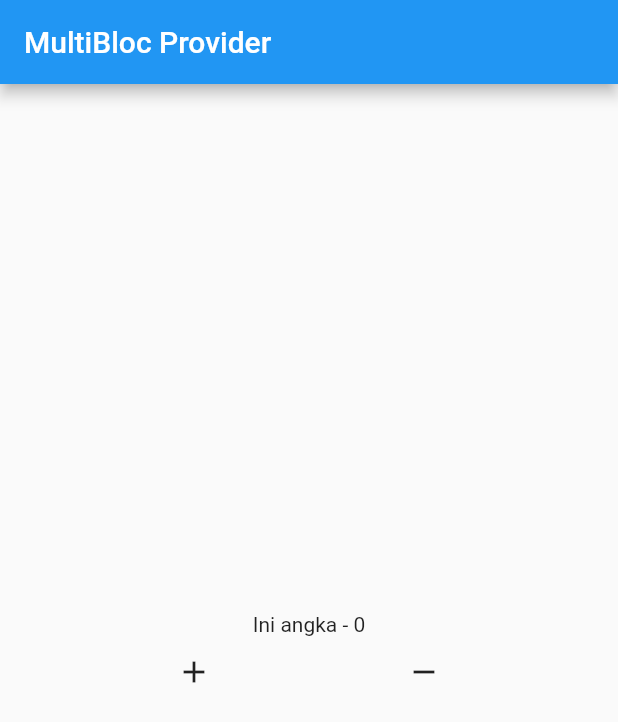
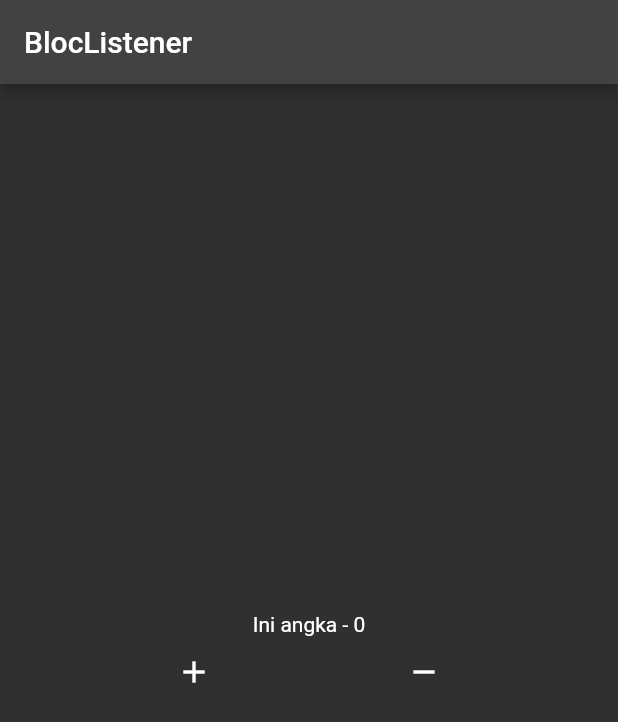
Before and after one commit to dikynugraha1111/state_bloc, a Flutter app: the screen it shows after launch, after a tap on the "add" icon, after a tap on the "remove" icon, on a phone screen of 412 x 824 dp. Shown: the top 722 px of the screen. Run offline on Flutter 3.47's test engine with Material 2 defaults, Android fonts, the phone set to English and light mode, and no system bars; our stand-ins replace bloc, flutter_bloc.

Commit message:
BloC Listener

```diff
--- a/lib/main.dart
+++ b/lib/main.dart
@@ -5,6 +5,8 @@ import 'package:try_bloc/meet_2/state/counter_bloc.dart';
 import 'package:try_bloc/meet_3/state/counter_bloc.dart';
 import 'package:try_bloc/meet_4/state/counter_bloc.dart';
 import 'package:try_bloc/meet_4/ui/home.dart';
+import 'package:try_bloc/meet_5/state/counter_bloc.dart';
+import 'package:try_bloc/meet_5/ui/home.dart';
 
 void main() {
   runApp(MyApp());
@@ -22,13 +24,19 @@ class MyApp extends StatelessWidget {
       providers: [
         BlocProvider(
           create: (context) => CounterBloc4(),
+        ),
+        BlocProvider(
+          create: (context) => CounterBloc5(),
+        ),
+        BlocProvider(
+          create: (context) => Mode(),
         )
       ],
-      child: BlocBuilder<CounterBloc4, int>(
+      child: BlocBuilder<CounterBloc5, int>(
         builder: (context, state) {
           return MaterialApp(
-            theme: context.read<CounterBloc4>().light ? light : dark,
-            home: const HomeMeet4(),
+            theme: context.watch<CounterBloc5>().light ? light : dark,
+            home: const HomeMeet5(),
           );
         },
       ),
--- /dev/null
+++ b/lib/meet_5/state/counter_bloc.dart
@@ -0,0 +1,31 @@
+import 'package:flutter_bloc/flutter_bloc.dart';
+
+class CounterBloc5 extends Cubit<int> {
+  CounterBloc5() : super(0);
+
+  int _counter = 0;
+  get counter => _counter;
+  bool _light = true;
+  get light => _light;
+
+  void add() {
+    _counter++;
+    emit(_counter);
+  }
+
+  void minus() {
+    _counter--;
+    emit(_counter);
+  }
+
+  void cMode() {
+    _light = !_light;
+    emit(0);
+  }
+}
+
+class Mode extends Cubit<bool> {
+  Mode() : super(true);
+
+  void cMode() => emit(!state);
+}
--- /dev/null
+++ b/lib/meet_5/ui/home.dart
@@ -0,0 +1,56 @@
+import 'package:flutter/material.dart';
+import 'package:flutter_bloc/flutter_bloc.dart';
+import 'package:try_bloc/meet_5/state/counter_bloc.dart';
+
+class HomeMeet5 extends StatelessWidget {
+  const HomeMeet5({Key? key}) : super(key: key);
+
+  @override
+  Widget build(BuildContext context) {
+    return Scaffold(
+      appBar: AppBar(
+        title: const Text("BlocListener"),
+      ),
+      body: Center(
+        child: Column(
+          mainAxisAlignment: MainAxisAlignment.center,
+          children: [
+            BlocListener<CounterBloc5, int>(
+              listener: (context, state) {
+                print(context.read<CounterBloc5>().counter);
+                print(context.read<CounterBloc5>().light);
+                if (context.read<CounterBloc5>().counter % 2 == 0) {
+                  context.read<CounterBloc5>().cMode();
+                  context.read<Mode>().cMode();
+                }
+              },
+              child: BlocBuilder<CounterBloc5, int>(
+                builder: (context, state) {
+                  return Text(
+                      "Ini angka - ${context.read<CounterBloc5>().counter}");
+                },
+              ),
+            ),
+            Row(
+              mainAxisAlignment: MainAxisAlignment.spaceEvenly,
+              children: [
+                IconButton(
+                  onPressed: () {
+                    context.read<CounterBloc5>().add();
+                  },
+                  icon: const Icon(Icons.add),
+                ),
+                IconButton(
+                  onPressed: () {
+                    context.read<CounterBloc5>().minus();
+                  },
+                  icon: const Icon(Icons.remove),
+                )
+              ],
+            ),
+          ],
+        ),
+      ),
+    );
+  }
+}
```
Also changed, not shown: 5 other files.
